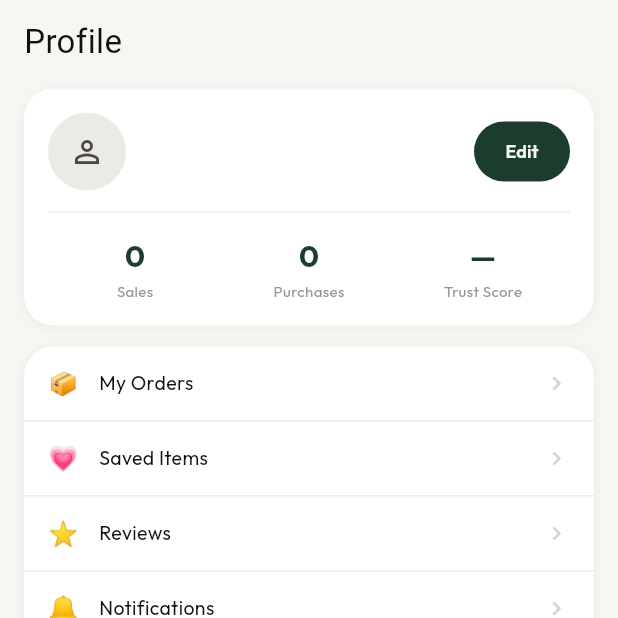
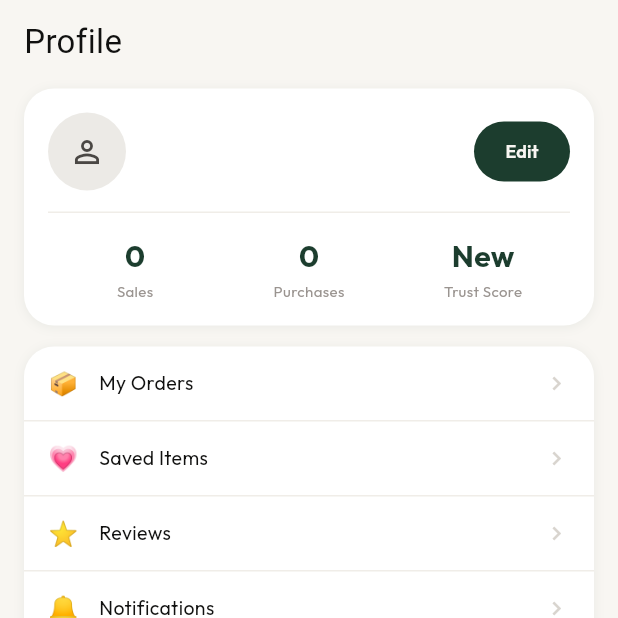
Before and after one commit to fahad2bhatti/dobara, a Flutter app: the ProfileScreen screen opened by its route, on a phone screen of 412 x 824 dp, the top half of it. Run offline on Flutter 3.47's test engine with Material 3 defaults, Android fonts, the light colour scheme and no system bars; our stand-ins replace cached_network_image, cloud_firestore, firebase_auth, firebase_core, flutter_riverpod, go_router and 2 more; accounts and stored records are empty; network calls fail; Roboto replaces fonts that are missing (Instrument Serif).

Commit message:
Make profile stats live: Sales, Purchases, and Trust Score now compute from real delivered orders instead of hardcoded placeholders

```diff
--- a/lib/features/orders/domain/orders_provider.dart
+++ b/lib/features/orders/domain/orders_provider.dart
@@ -18,6 +18,37 @@ final ordersStreamProvider = StreamProvider<List<Order>>((ref) {
 /// All orders, across every buyer — for the admin orders screen only.
 final adminOrdersStreamProvider = StreamProvider<List<Order>>((ref) {
   return ref.watch(ordersRepositoryProvider).watchAllOrders();
+});
+
+/// Signed-in user's own completed (delivered) purchase count — recomputed
+/// live from ordersStreamProvider, so it updates the moment an order's
+/// status is set to Delivered. Used on the Profile stats card and to
+/// derive the trust score below.
+final completedPurchasesCountProvider = Provider<int>((ref) {
+  final orders = ref.watch(ordersStreamProvider).asData?.value ?? const [];
+  return orders.where((o) => o.status == OrderStatus.delivered).length;
+});
+
+/// Total delivered orders across the whole platform — meaningful for the
+/// admin's own Profile stats (admin is the sole seller in Dobara's
+/// admin-only-selling model), always 0 for a regular buyer.
+final totalPlatformSalesCountProvider = Provider<int>((ref) {
+  final isAdmin = ref.watch(isAdminProvider);
+  if (!isAdmin) return 0;
+  final orders = ref.watch(adminOrdersStreamProvider).asData?.value ?? const [];
+  return orders.where((o) => o.status == OrderStatus.delivered).length;
+});
+
+/// Simple repeat-purchase trust tier — grows automatically as
+/// completedPurchasesCountProvider grows, no manual admin input needed.
+/// Short single-word tiers so they fit the profile stat card's bold
+/// value text without wrapping.
+final trustScoreLabelProvider = Provider<String>((ref) {
+  final completed = ref.watch(completedPurchasesCountProvider);
+  if (completed >= 6) return 'Gold';
+  if (completed >= 3) return 'Silver';
+  if (completed >= 1) return 'Bronze';
+  return 'New';
 });
 
 class OrdersActions extends Notifier<void> {
--- a/lib/features/profile/presentation/screens/profile_screen.dart
+++ b/lib/features/profile/presentation/screens/profile_screen.dart
@@ -6,6 +6,7 @@ import '../../../admin/presentation/screens/admin_dashboard_screen.dart';
 import '../../../auth/presentation/screens/login_screen.dart';
 import '../../../listings/presentation/screens/my_listings_screen.dart';
 import '../../../auth/domain/auth_provider.dart';
+import '../../../orders/domain/orders_provider.dart';
 
 
 /// Buyer's own profile — stats card, "Become a Seller" upsell, menu.
@@ -139,9 +140,24 @@ class ProfileScreen extends ConsumerWidget {
                       ),
                       child: Row(
                         children: [
-                          _statColumn('0', 'Sales'),
-                          _statColumn('0', 'Purchases'),
-                          _statColumn('—', 'Trust Score'),
+                          _statColumn(
+                            isSignedIn
+                                ? '${ref.watch(totalPlatformSalesCountProvider)}'
+                                : '0',
+                            'Sales',
+                          ),
+                          _statColumn(
+                            isSignedIn
+                                ? '${ref.watch(completedPurchasesCountProvider)}'
+                                : '0',
+                            'Purchases',
+                          ),
+                          _statColumn(
+                            isSignedIn
+                                ? ref.watch(trustScoreLabelProvider)
+                                : '—',
+                            'Trust Score',
+                          ),
                         ],
                       ),
                     ),
```
Also changed, not shown: 1 other file.
